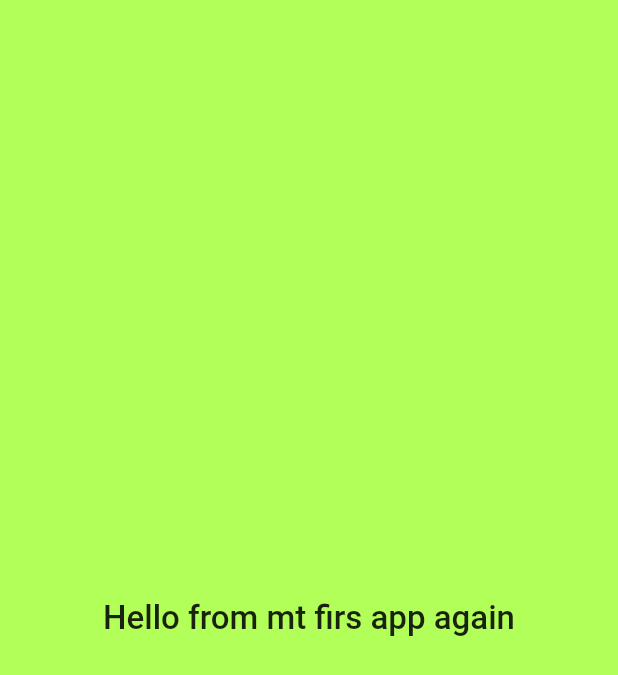
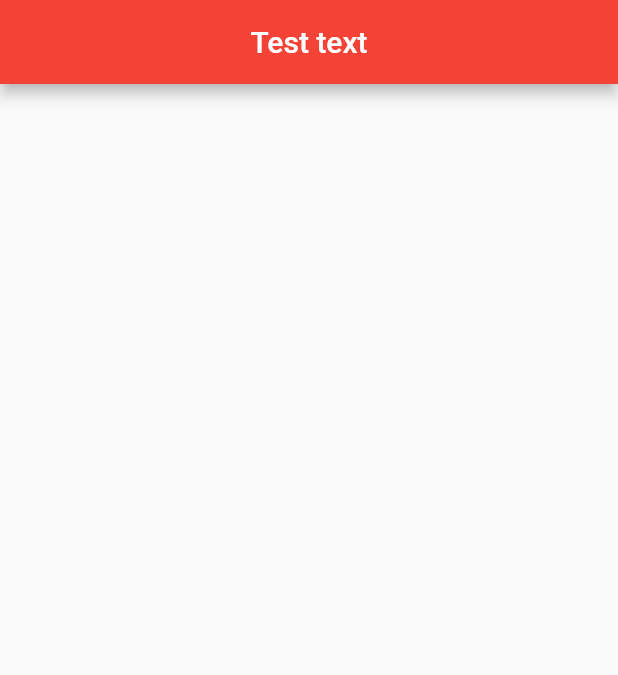
Before and after one commit to eryabyshev/try_dart_plus_flutter, a Flutter app: the screen it shows after launch, on a phone screen of 412 x 824 dp. Shown: the top 675 px of the screen. Run offline on Flutter 3.47's test engine with Material 2 defaults, Android fonts, the phone set to English and light mode, and no system bars.

Commit message:
Material design + dir

```diff
--- /dev/null
+++ b/helloflutter/firs_app_flutter/first_flutter_app/lib/ui/home.dart
@@ -0,0 +1,15 @@
+import 'package:flutter/material.dart';
+
+
+class Home extends StatelessWidget {
+  @override
+  Widget build(BuildContext context) {
+    return new Scaffold(
+      appBar: AppBar(
+        title: Text("Test text"),
+        backgroundColor: Colors.red,
+        centerTitle: true,
+      ),
+    );
+  }
+}
```
Also changed, not shown: helloflutter/firs_app_flutter/first_flutter_app/lib/main.dart (+5 -23 lines).
